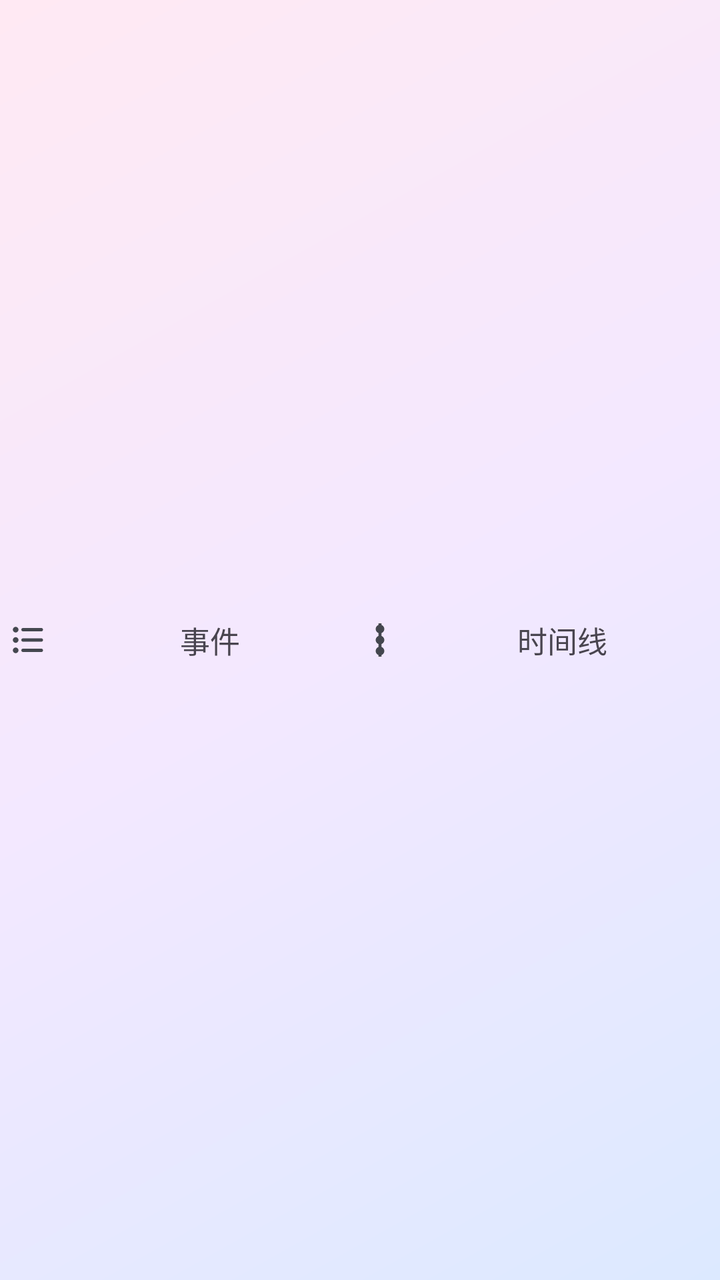
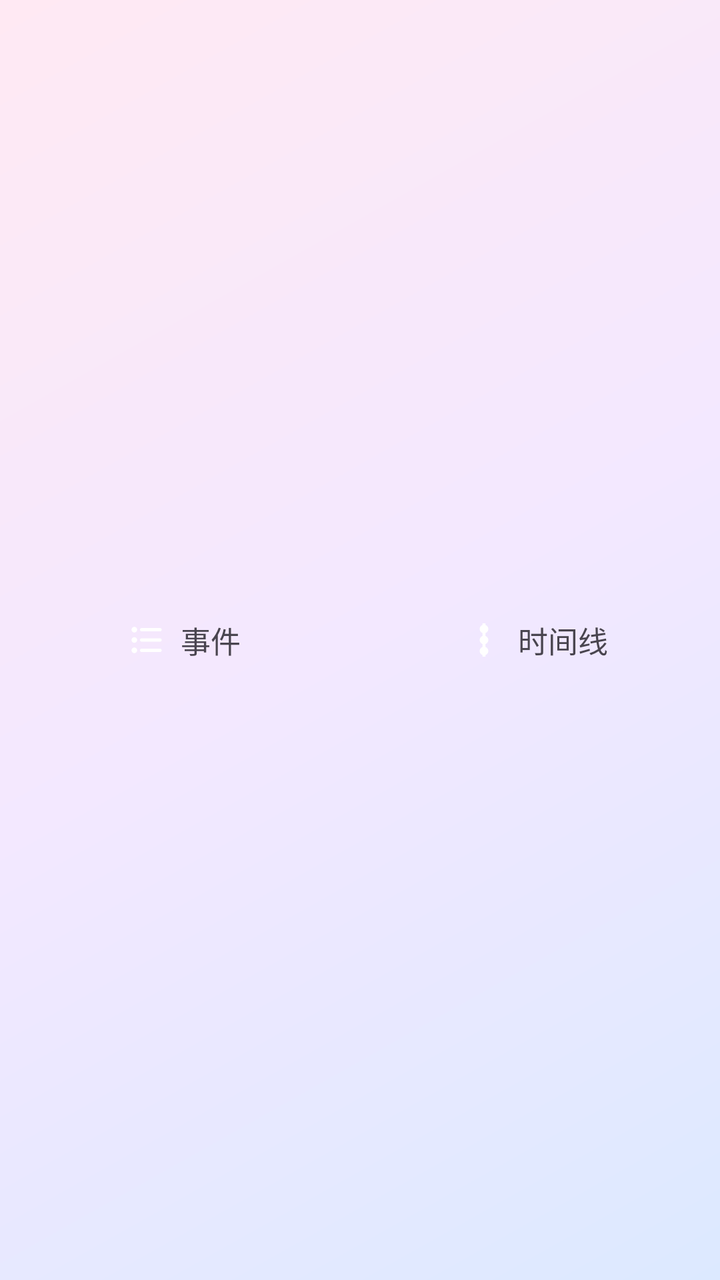

Compare the two renders of this Android layout. The source of the first and the diff that turns it into the second are given below.
<!-- AndroidManifest.xml: application theme Theme.Timestamp -->
<!-- res/layout/view_bottom_nav.xml -->
<?xml version="1.0" encoding="utf-8"?>
<FrameLayout xmlns:android="http://schemas.android.com/apk/res/android"
    android:id="@+id/islandRoot"
    android:layout_width="match_parent"
    android:layout_height="match_parent">

    <LinearLayout
        android:id="@+id/tabContent"
        android:layout_width="match_parent"
        android:layout_height="match_parent"
        android:orientation="horizontal"
        android:paddingStart="4dp"
        android:paddingEnd="4dp">

        
        <TextView
            android:id="@+id/tabEvents"
            android:layout_width="0dp"
            android:layout_height="match_parent"
            android:layout_weight="1"
            android:drawableStart="@drawable/ic_tab_events"
            android:drawablePadding="6dp"
            android:drawableTint="?attr/colorOnSurfaceVariant"
            android:gravity="center"
            android:text="@string/tab_events"
            android:textSize="15sp" />

        <TextView
            android:id="@+id/tabTimeline"
            android:layout_width="0dp"
            android:layout_height="match_parent"
            android:layout_weight="1"
            android:drawableStart="@drawable/ic_tab_timeline"
            android:drawablePadding="6dp"
            android:drawableTint="?attr/colorOnSurfaceVariant"
            android:gravity="center"
            android:text="@string/tab_timeline"
            android:textSize="15sp" />
    </LinearLayout>
</FrameLayout>
<!-- resources referenced by this layout -->
<resources>
  <!-- drawable ic_tab_events (drawable) -->
  <?xml version="1.0" encoding="utf-8"?>
  <vector xmlns:android="http://schemas.android.com/apk/res/android"
      android:width="20dp"
      android:height="20dp"
      android:viewportWidth="24"
      android:viewportHeight="24">
      <path
          android:fillColor="@android:color/white"
          android:pathData="M4.6,5.8m-1.7,0a1.7,1.7 0,1 1,3.4 0a1.7,1.7 0,1 1,-3.4 0" />
      <path
          android:fillColor="@android:color/white"
          android:pathData="M9,4.8h11c0.6,0 1,0.4 1,1s-0.4,1 -1,1H9c-0.6,0 -1,-0.4 -1,-1s0.4,-1 1,-1z" />
      <path
          android:fillColor="@android:color/white"
          android:pathData="M4.6,12m-1.7,0a1.7,1.7 0,1 1,3.4 0a1.7,1.7 0,1 1,-3.4 0" />
      <path
          android:fillColor="@android:color/white"
          android:pathData="M9,11h11c0.6,0 1,0.4 1,1s-0.4,1 -1,1H9c-0.6,0 -1,-0.4 -1,-1s0.4,-1 1,-1z" />
      <path
          android:fillColor="@android:color/white"
          android:pathData="M4.6,18.2m-1.7,0a1.7,1.7 0,1 1,3.4 0a1.7,1.7 0,1 1,-3.4 0" />
      <path
          android:fillColor="@android:color/white"
          android:pathData="M9,17.2h11c0.6,0 1,0.4 1,1s-0.4,1 -1,1H9c-0.6,0 -1,-0.4 -1,-1s0.4,-1 1,-1z" />
  </vector>
  <!-- drawable ic_tab_timeline (drawable) -->
  <?xml version="1.0" encoding="utf-8"?>
  <vector xmlns:android="http://schemas.android.com/apk/res/android"
      android:width="20dp"
      android:height="20dp"
      android:viewportWidth="24"
      android:viewportHeight="24">
      <path
          android:fillColor="@android:color/white"
          android:pathData="M11.1,2h1.8v20h-1.8z" />
      <path
          android:fillColor="@android:color/white"
          android:pathData="M12,5.4m-2.6,0a2.6,2.6 0,1 1,5.2 0a2.6,2.6 0,1 1,-5.2 0" />
      <path
          android:fillColor="@android:color/white"
          android:pathData="M12,12m-2.6,0a2.6,2.6 0,1 1,5.2 0a2.6,2.6 0,1 1,-5.2 0" />
      <path
          android:fillColor="@android:color/white"
          android:pathData="M12,18.6m-2.6,0a2.6,2.6 0,1 1,5.2 0a2.6,2.6 0,1 1,-5.2 0" />
  </vector>
  <string name="tab_events">事件</string>
  <string name="tab_timeline">时间线</string>
  <color name="md_primary">#1565C0</color>
  <color name="md_on_primary">#FFFFFF</color>
  <color name="md_primary_container">#D7E3FF</color>
  <color name="md_on_primary_container">#001B3F</color>
  <color name="md_secondary">#546E7A</color>
  <color name="md_on_secondary">#FFFFFF</color>
  <color name="md_secondary_container">#D6E4EC</color>
  <color name="md_on_secondary_container">#0E1D25</color>
  <color name="md_background">#FBF8FF</color>
  <color name="md_surface">#FBF8FF</color>
  <color name="md_on_surface">#1A1C1E</color>
  <color name="md_surface_variant">#E1E2EC</color>
  <color name="md_on_surface_variant">#44474F</color>
  <color name="md_outline">#74777F</color>
  <!-- drawable bg_main_gradient (drawable) -->
  <?xml version="1.0" encoding="utf-8"?>
  <shape xmlns:android="http://schemas.android.com/apk/res/android"
      android:shape="rectangle">
      <gradient
          android:type="linear"
          android:angle="135"
          android:startColor="#DCE9FF"
          android:centerColor="#F3E8FF"
          android:endColor="#FFE9F3" />
  </shape>
</resources>

<!-- the commit's change to res/layout/view_bottom_nav.xml (unified diff, before → after) -->
@@ -12,29 +12,54 @@
         android:paddingStart="4dp"
         android:paddingEnd="4dp">
 
-        
-        <TextView
+        <LinearLayout
             android:id="@+id/tabEvents"
             android:layout_width="0dp"
             android:layout_height="match_parent"
             android:layout_weight="1"
-            android:drawableStart="@drawable/ic_tab_events"
-            android:drawablePadding="6dp"
-            android:drawableTint="?attr/colorOnSurfaceVariant"
             android:gravity="center"
-            android:text="@string/tab_events"
-            android:textSize="15sp" />
+            android:orientation="horizontal">
 
-        <TextView
+            <ImageView
+                android:id="@+id/iconEvents"
+                android:layout_width="20dp"
+                android:layout_height="20dp"
+                android:contentDescription="@null"
+                android:scaleType="fitCenter"
+                android:src="@drawable/ic_tab_events" />
+
+            <TextView
+                android:id="@+id/textEvents"
+                android:layout_width="wrap_content"
+                android:layout_height="wrap_content"
+                android:layout_marginStart="7dp"
+                android:text="@string/tab_events"
+                android:textSize="15sp" />
+        </LinearLayout>
+
+        <LinearLayout
             android:id="@+id/tabTimeline"
             android:layout_width="0dp"
             android:layout_height="match_parent"
             android:layout_weight="1"
-            android:drawableStart="@drawable/ic_tab_timeline"
-            android:drawablePadding="6dp"
-            android:drawableTint="?attr/colorOnSurfaceVariant"
             android:gravity="center"
-            android:text="@string/tab_timeline"
-            android:textSize="15sp" />
+            android:orientation="horizontal">
+
+            <ImageView
+                android:id="@+id/iconTimeline"
+                android:layout_width="20dp"
+                android:layout_height="20dp"
+                android:contentDescription="@null"
+                android:scaleType="fitCenter"
+                android:src="@drawable/ic_tab_timeline" />
+
+            <TextView
+                android:id="@+id/textTimeline"
+                android:layout_width="wrap_content"
+                android:layout_height="wrap_content"
+                android:layout_marginStart="7dp"
+                android:text="@string/tab_timeline"
+                android:textSize="15sp" />
+        </LinearLayout>
     </LinearLayout>
 </FrameLayout>
